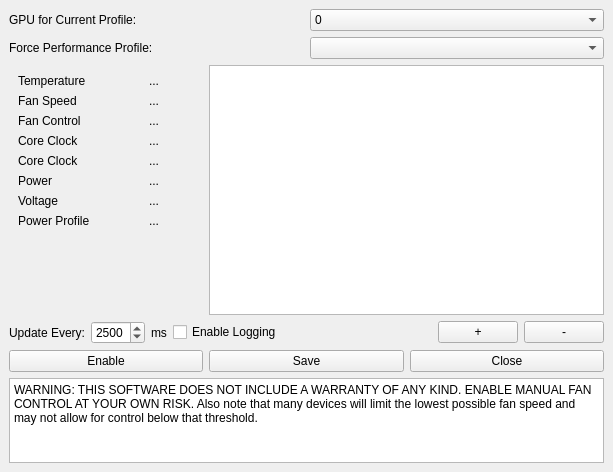
This is ui/mainwindow.ui in wepiha/qt-amdgpu-fan-ctl as Qt 5 draws it before an edit. The edited form follows.
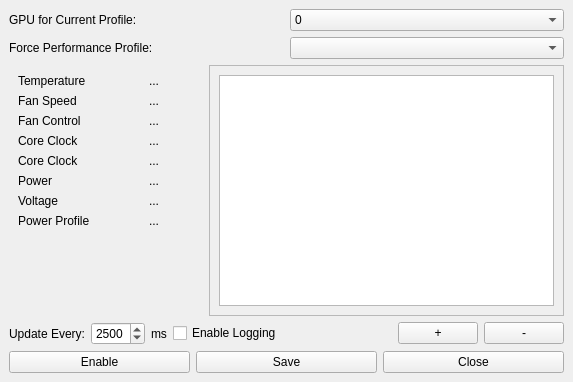
This is the edited form. Icons and pictures are not drawn. Custom widgets are drawn as their Qt base class.

Commit message: Removed warning notice Added a frame to the PlotWidget to tidy UI slightly

What changed in the file:
```diff
--- a/ui/mainwindow.ui
+++ b/ui/mainwindow.ui
@@ -6,8 +6,8 @@
    <rect>
     <x>0</x>
     <y>0</y>
-    <width>613</width>
-    <height>472</height>
+    <width>573</width>
+    <height>382</height>
    </rect>
   </property>
   <property name="windowTitle">
@@ -18,7 +18,7 @@
     <normaloff>media/amd.svg</normaloff>media/amd.svg</iconset>
   </property>
   <widget class="QWidget" name="centralwidget">
-   <layout class="QGridLayout" name="gridLayout_3">
+   <layout class="QGridLayout" name="gridLayout_4">
     <item row="0" column="0" colspan="2">
      <layout class="QHBoxLayout" name="horizontalLayout_3">
       <item>
@@ -340,7 +340,19 @@
      </widget>
     </item>
     <item row="2" column="1">
-     <widget class="PlotWidget" name="graphicsView"/>
+     <widget class="QFrame" name="frame">
+      <property name="frameShape">
+       <enum>QFrame::StyledPanel</enum>
+      </property>
+      <property name="frameShadow">
+       <enum>QFrame::Raised</enum>
+      </property>
+      <layout class="QGridLayout" name="gridLayout_3">
+       <item row="0" column="0">
+        <widget class="PlotWidget" name="graphicsView"/>
+       </item>
+      </layout>
+     </widget>
     </item>
     <item row="3" column="0" colspan="2">
      <layout class="QHBoxLayout" name="horizontalLayout_2">
@@ -462,28 +474,6 @@
       </item>
      </layout>
     </item>
-    <item row="5" column="0" colspan="2">
-     <widget class="QPlainTextEdit" name="plainTextEdit">
-      <property name="enabled">
-       <bool>true</bool>
-      </property>
-      <property name="maximumSize">
-       <size>
-        <width>16777215</width>
-        <height>85</height>
-       </size>
-      </property>
-      <property name="lineWrapMode">
-       <enum>QPlainTextEdit::WidgetWidth</enum>
-      </property>
-      <property name="readOnly">
-       <bool>true</bool>
-      </property>
-      <property name="plainText">
-       <string>WARNING: THIS SOFTWARE DOES NOT INCLUDE A WARRANTY OF ANY KIND. ENABLE MANUAL FAN CONTROL AT YOUR OWN RISK. Also note that many devices will limit the lowest possible fan speed and may not allow for control below that threshold. </string>
-      </property>
-     </widget>
-    </item>
    </layout>
   </widget>
  </widget>
```
The commit also changes 1 other file.
